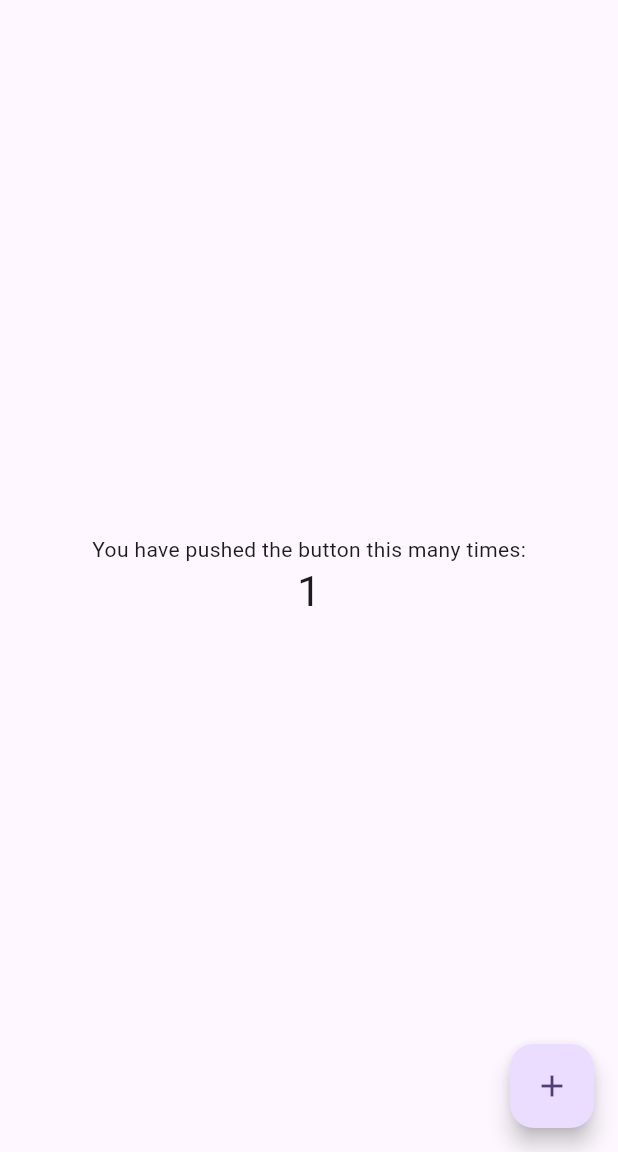
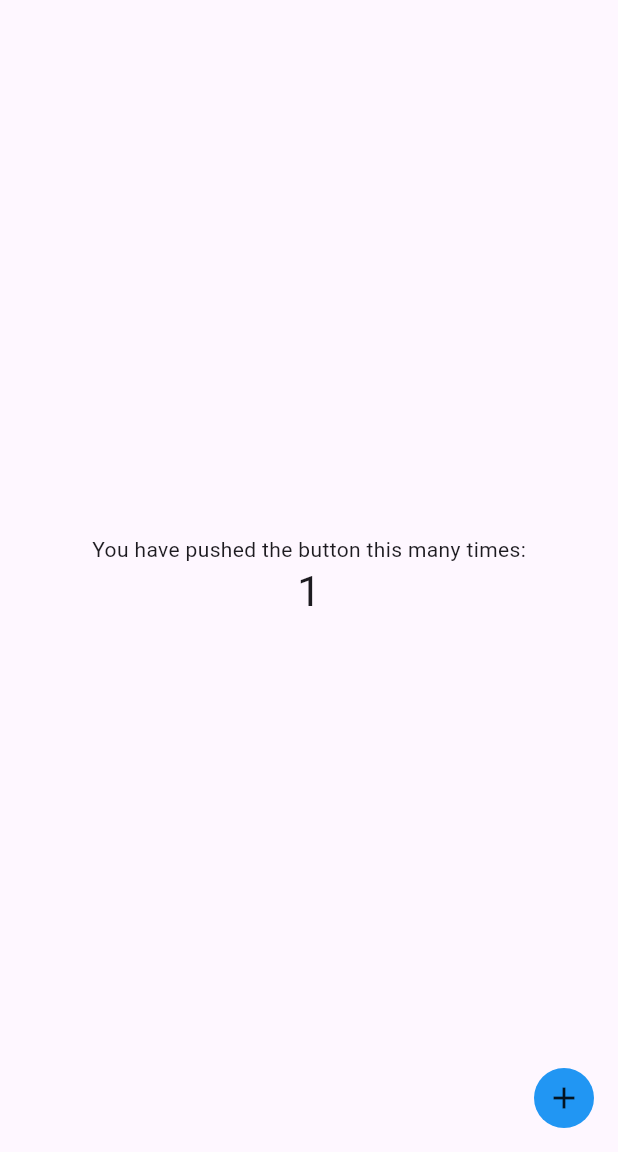
Before and after one commit to gewinter/composable_modifier, a Flutter app: the screen it shows after launch, after a tap on the "add" icon, on a phone screen of 412 x 824 dp, the part 84-1236 px from its top. Run offline on Flutter 3.47's test engine with Material 3 defaults, Android fonts, the phone set to English and light mode, and no system bars.

Commit message:
main: WIP: Update

```diff
--- a/analysis_options.yaml
+++ b/analysis_options.yaml
@@ -1,4 +1,7 @@
 include: package:flutter_lints/flutter.yaml
+
+formatter:
+  page_width: 150
 
 # Additional information about this file can be found at
 # https://dart.dev/guides/language/analysis-options
--- a/example/lib/main.dart
+++ b/example/lib/main.dart
@@ -1,4 +1,6 @@
+import 'package:example/modifier_class.dart';
 import 'package:flutter/material.dart';
+import 'package:composable_modifier/composable_modifier.dart';
 
 void main() {
   runApp(const MyApp());
@@ -13,39 +15,23 @@ class MyApp extends StatelessWidget {
     return MaterialApp(
       title: 'Flutter Demo',
       theme: ThemeData(
-        // This is the theme of your application.
-        //
-        // TRY THIS: Try running your application with "flutter run". You'll see
-        // the application has a purple toolbar. Then, without quitting the app,
-        // try changing the seedColor in the colorScheme below to Colors.green
-        // and then invoke "hot reload" (save your changes or press the "hot
-        // reload" button in a Flutter-supported IDE, or press "r" if you used
-        // the command line to start the app).
-        //
-        // Notice that the counter didn't reset back to zero; the application
-        // state is not lost during the reload. To reset the state, use hot
-        // restart instead.
-        //
-        // This works for code too, not just values: Most code changes can be
-        // tested with just a hot reload.
         colorScheme: ColorScheme.fromSeed(seedColor: Colors.deepPurple),
       ),
-      home: const MyHomePage(title: 'Flutter Demo Home Page'),
+      home: ModifierScope<ModifierClass>(
+        scopeDefinition: (ModifierClass value) => switch (value) {
+          Message(:final message) => (mod) => mod.tappable(
+            () => print(message),
+          ),
+          Red() => (mod) => mod.colored(Colors.red),
+        },
+        child: const MyHomePage(title: 'Flutter Demo Home Page'),
+      ),
     );
   }
 }
 
 class MyHomePage extends StatefulWidget {
   const MyHomePage({super.key, required this.title});
-
-  // This widget is the home page of your application. It is stateful, meaning
-  // that it has a State object (defined below) that contains fields that affect
-  // how it looks.
-
-  // This class is the configuration for the state. It holds the values (in this
-  // case the title) provided by the parent (in this case the App widget) and
-  // used by the build method of the State. Fields in a Widget subclass are
-  // always marked "final".
 
   final String title;
 
@@ -58,50 +44,23 @@ class _MyHomePageState extends State<MyHomePage> {
 
   void _incrementCounter() {
     setState(() {
-      // This call to setState tells the Flutter framework that something has
-      // changed in this State, which causes it to rerun the build method below
-      // so that the display can reflect the updated values. If we changed
-      // _counter without calling setState(), then the build method would not be
-      // called again, and so nothing would appear to happen.
       _counter++;
     });
   }
 
   @override
   Widget build(BuildContext context) {
-    // This method is rerun every time setState is called, for instance as done
-    // by the _incrementCounter method above.
-    //
-    // The Flutter framework has been optimized to make rerunning build methods
-    // fast, so that you can just rebuild anything that needs updating rather
-    // than having to individually change instances of widgets.
     return Scaffold(
       appBar: AppBar(
-        // TRY THIS: Try changing the color here to a specific color (to
-        // Colors.amber, perhaps?) and trigger a hot reload to see the AppBar
-        // change color while the other colors stay the same.
         backgroundColor: Theme.of(context).colorScheme.inversePrimary,
-        // Here we take the value from the MyHomePage object that was created by
-        // the App.build method, and use it to set our appbar title.
-        title: Text(widget.title),
+        title: Modified<ModifierClass>(
+          classes: [Message('Tap on Title')],
+          child: Text(widget.title),
+        ),
       ),
-      body: Center(
-        // Center is a layout widget. It takes a single child and positions it
-        // in the middle of the parent.
+      body: Modified(
+        modBuilder: (mod) => mod.centered(),
         child: Column(
-          // Column is also a layout widget. It takes a list of children and
-          // arranges them vertically. By default, it sizes itself to fit its
-          // children horizontally, and tries to be as tall as its parent.
-          //
-          // Column has various properties to control how it sizes itself and
-          // how it positions its children. Here we use mainAxisAlignment to
-          // center the children vertically; the main axis here is the vertical
-          // axis because Columns are vertical (the cross axis would be
-          // horizontal).
-          //
-          // TRY THIS: Invoke "debug painting" (choose the "Toggle Debug Paint"
-          // action in the IDE, or press "p" in the console), to see the
-          // wireframe for each widget.
           mainAxisAlignment: MainAxisAlignment.center,
           children: <Widget>[
             const Text('You have pushed the button this many times:'),
@@ -112,11 +71,19 @@ class _MyHomePageState extends State<MyHomePage> {
           ],
         ),
       ),
-      floatingActionButton: FloatingActionButton(
-        onPressed: _incrementCounter,
-        tooltip: 'Increment',
+      floatingActionButton: Modified<ModifierClass>(
+        classes: [Message('Test Message')],
+        modBuilder: (mod) => mod
+            .square(40)
+            .decorated(
+              BoxDecoration(
+                color: Colors.blue,
+                shape: BoxShape.circle,
+              ),
+            )
+            .tappable(_incrementCounter),
         child: const Icon(Icons.add),
-      ), // This trailing comma makes auto-formatting nicer for build methods.
+      ),
     );
   }
 }
--- /dev/null
+++ b/example/lib/modifier_class.dart
@@ -0,0 +1,9 @@
+sealed class ModifierClass {}
+
+class Message extends ModifierClass {
+  final String message;
+
+  Message(this.message);
+}
+
+class Red extends ModifierClass {}
--- /dev/null
+++ b/lib/src/modified.dart
@@ -0,0 +1,28 @@
+import 'package:composable_modifier/src/modifier.dart';
+import 'package:composable_modifier/src/scopes/modifier_scope_provider.dart';
+import 'package:flutter/widgets.dart';
+
+typedef ComposableModifier = void Function(ChainableModifier modifier);
+
+class Modified<TClass> extends StatelessWidget {
+  const Modified({super.key, this.modBuilder, this.classes = const [], required this.child});
+
+  final ComposableModifier? modBuilder;
+  final Widget child;
+  final List<TClass> classes;
+
+  @override
+  Widget build(BuildContext context) {
+    final mod = ChainableModifier();
+    for (final cls in classes) {
+      final classMod = ModifierScopeProvider.resolve<TClass>(context, cls);
+      if (classMod != null) {
+        mod.addToChain(classMod);
+      }
+    }
+
+    modBuilder?.call(mod);
+
+    return mod.apply(context, child);
+  }
+}
--- /dev/null
+++ b/lib/src/modifier.dart
@@ -0,0 +1,48 @@
+import 'package:flutter/widgets.dart';
+
+abstract class Modifier {
+  Widget apply(BuildContext context, Widget child);
+}
+
+class ChainableModifier implements Modifier {
+  final List<Modifier> _chain = [];
+
+  void addToChain(Modifier mod) {
+    if (mod is ChainableModifier) {
+      _chain.addAll(mod._chain);
+    } else {
+      _chain.add(mod);
+    }
+  }
+
+  List<Modifier> removeWhere(bool Function(Modifier mod) test) => _chain.getAndRemoveWhere(test);
+
+  List<T> removeWhereType<T extends Modifier>() => _chain.getAndRemoveWhereType<T>();
+
+  @override
+  Widget apply(BuildContext context, Widget child) {
+    var result = child;
+
+    for (final mod in _chain) {
+      result = mod.apply(context, result);
+    }
+
+    return result;
+  }
+}
+
+extension _ListExtension<T> on List<T> {
+  List<T> getAndRemoveWhere(bool Function(T item) test) {
+    final removed = where(test).toList();
+    removeWhere(test);
+    return removed;
+  }
+
+  List<Tin> getAndRemoveWhereType<Tin extends T>() {
+    final removed = whereType<Tin>().toList();
+    for (final r in removed) {
+      remove(r);
+    }
+    return removed;
+  }
+}
--- /dev/null
+++ b/lib/src/modifiers/center_modifier.dart
@@ -0,0 +1,15 @@
+import 'package:composable_modifier/src/modifier.dart';
+import 'package:flutter/widgets.dart';
+
+class CenterModifier implements Modifier {
+  @override
+  Widget apply(BuildContext context, Widget child) {
+    return Center(child: child);
+  }
+}
+
+extension Centered on ChainableModifier {
+  ChainableModifier centered() {
+    return this..addToChain(CenterModifier());
+  }
+}
--- /dev/null
+++ b/lib/src/modifiers/decoration_modifier.dart
@@ -0,0 +1,19 @@
+import 'package:composable_modifier/src/modifier.dart';
+import 'package:flutter/cupertino.dart';
+
+class DecorationModifier implements Modifier {
+  final BoxDecoration decoration;
+
+  DecorationModifier({required this.decoration});
+
+  @override
+  Widget apply(BuildContext context, Widget child) {
+    return DecoratedBox(decoration: decoration, child: child);
+  }
+}
+
+extension Decorated on ChainableModifier {
+  ChainableModifier decorated(BoxDecoration decoration) {
+    return this..addToChain(DecorationModifier(decoration: decoration));
+  }
+}
--- /dev/null
+++ b/lib/src/modifiers/size_modifier.dart
@@ -0,0 +1,27 @@
+import 'package:composable_modifier/composable_modifier.dart';
+import 'package:flutter/widgets.dart';
+
+class SizeModifier implements Modifier {
+  final Size size;
+
+  SizeModifier(this.size);
+
+  @override
+  Widget apply(BuildContext context, Widget child) {
+    return SizedBox.fromSize(size: size, child: child);
+  }
+}
+
+extension Sized on ChainableModifier {
+  ChainableModifier sized({required double width, required double height}) {
+    return this..addToChain(SizeModifier(Size(width, height)));
+  }
+
+  ChainableModifier sizedBy(Size size) {
+    return this..addToChain(SizeModifier(size));
+  }
+
+  ChainableModifier square(double dimension) {
+    return this..addToChain(SizeModifier(Size(dimension, dimension)));
+  }
+}
--- /dev/null
+++ b/lib/src/modifiers/tap_modifier.dart
@@ -0,0 +1,29 @@
+import 'package:composable_modifier/src/modifier.dart';
+import 'package:flutter/material.dart';
+
+class TapModifier extends Modifier {
+  final VoidCallback onTap;
+
+  TapModifier({required this.onTap});
+
+  @override
+  Widget apply(BuildContext context, Widget child) {
+    return GestureDetector(onTap: onTap, child: child);
+  }
+}
+
+extension Tappable on ChainableModifier {
+  ChainableModifier tappable(VoidCallback onTap) {
+    final existingTapModifiers = removeWhereType<TapModifier>();
+    return this..addToChain(
+      TapModifier(
+        onTap: () {
+          for (final mod in existingTapModifiers) {
+            mod.onTap();
+          }
+          onTap();
+        },
+      ),
+    );
+  }
+}
--- /dev/null
+++ b/lib/src/scopes/modifier_scope.dart
@@ -0,0 +1,18 @@
+import 'package:composable_modifier/src/modified.dart';
+import 'package:composable_modifier/src/scopes/modifier_scope_provider.dart';
+import 'package:composable_modifier/src/scopes/scope_resolver.dart';
+import 'package:flutter/widgets.dart';
+
+typedef ScopeDefinition<T> = ComposableModifier Function(T value);
+
+class ModifierScope<T> extends StatelessWidget {
+  ModifierScope({super.key, required ScopeDefinition<T> scopeDefinition, required this.child}) : resolver = ScopeResolver<T>(scopeDefinition);
+
+  final ScopeResolver<T> resolver;
+  final Widget child;
+
+  @override
+  Widget build(BuildContext context) {
+    return ModifierScopeProvider<T>(resolver: resolver, child: child);
+  }
+}
--- /dev/null
+++ b/lib/src/scopes/modifier_scope_provider.dart
@@ -0,0 +1,26 @@
+import 'package:composable_modifier/composable_modifier.dart';
+import 'package:composable_modifier/src/scopes/scope_resolver.dart';
+import 'package:flutter/widgets.dart';
+
+class ModifierScopeProvider<T> extends InheritedWidget {
+  const ModifierScopeProvider({super.key, required this.resolver, required this.child}) : super(child: child);
+
+  final ScopeResolver<T> resolver;
+  final Widget child;
+
+  static ModifierScopeProvider? of<T>(BuildContext context) {
+    return context.dependOnInheritedWidgetOfExactType<ModifierScopeProvider<T>>();
+  }
+
+  static Modifier? resolve<T>(BuildContext context, T value) {
+    final scope = ModifierScopeProvider.of<T>(context);
+    if (scope == null) return null;
+
+    return scope.resolver.resolve(value);
+  }
+
+  @override
+  bool updateShouldNotify(ModifierScopeProvider oldWidget) {
+    return true;
+  }
+}
--- /dev/null
+++ b/lib/src/scopes/scope_resolver.dart
@@ -0,0 +1,14 @@
+import 'package:composable_modifier/src/modifier.dart';
+import 'package:composable_modifier/src/scopes/modifier_scope.dart';
+
+class ScopeResolver<T> {
+  final ScopeDefinition<T> scopeDefinition;
+
+  ScopeResolver(this.scopeDefinition);
+
+  Modifier resolve(T value) {
+    final mod = ChainableModifier();
+    scopeDefinition(value).call(mod);
+    return mod;
+  }
+}
```
Also changed, not shown: lib/composable_modifier.dart (+12 -5 lines), lib/src/modifiers/align_modifier.dart (added, +19 -0 lines), lib/src/modifiers/color_modifier.dart (added, +17 -0 lines), lib/src/modifiers/expanded_modifier.dart (added, +17 -0 lines), lib/src/modifiers/flex_modifier.dart (added, +19 -0 lines), lib/src/modifiers/padding_modifier.dart (added, +17 -0 lines), 2 other files.
